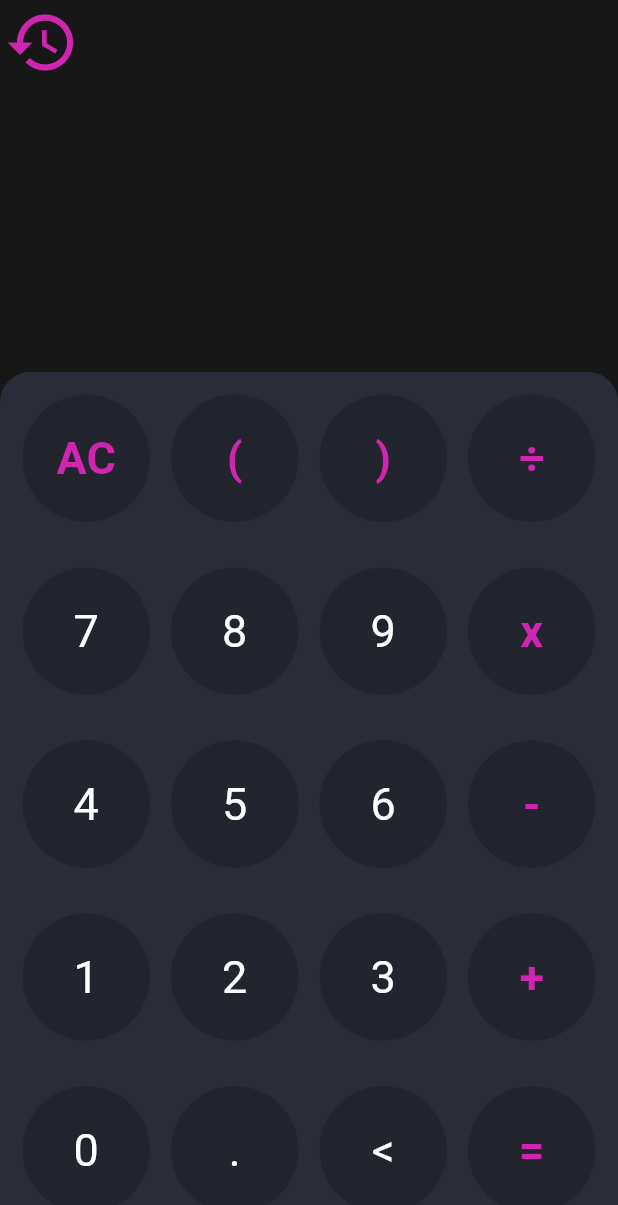
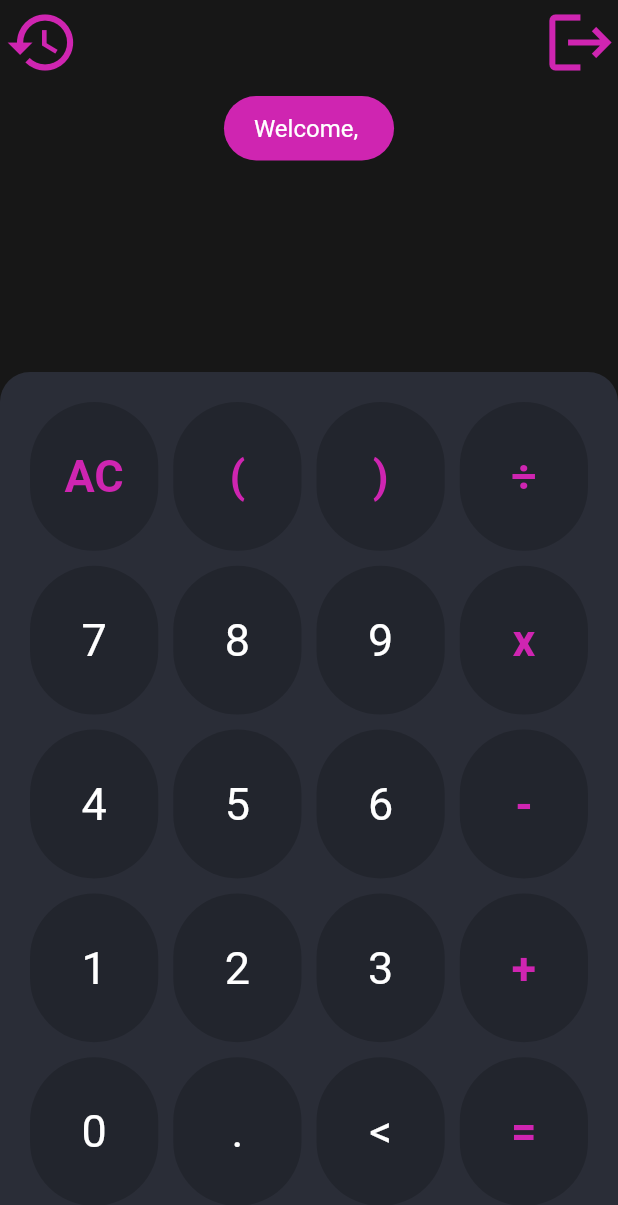
Before and after one commit to jsfsarkis/podeo-assignment_one, a Flutter app: the CalculatorScreen screen opened by its route, on a phone screen of 412 x 824 dp. Shown: the top 1205 px of the screen. Run offline on Flutter 3.47's test engine with Material 2 defaults, Android fonts, the phone set to English and light mode, and no system bars; our stand-ins replace bloc, device_preview, email_validator, flutter_bloc, flutter_svg, fluttertoast and 2 more.

Commit message:
fix ui bugs, add email validator, add welcome toast

```diff
--- a/lib/cubits/auth/login_cubit.dart
+++ b/lib/cubits/auth/login_cubit.dart
@@ -1,4 +1,5 @@
 import 'package:bloc/bloc.dart';
+import 'package:email_validator/email_validator.dart';
 import 'package:meta/meta.dart';
 import 'package:podeo_assignment_one/models/user_model.dart';
 
@@ -41,6 +42,9 @@ class LoginCubit extends Cubit<LoginState> {
     } else if (email.isEmpty) {
       emit(LoginValidationError(message: 'Email cannot be empty'));
       return false;
+    } else if (!EmailValidator.validate(email)) {
+      emit(LoginValidationError(message: 'Please enter a valid email address.'));
+      return false;
     } else if (password.isEmpty) {
       emit(LoginValidationError(message: 'Password cannot be empty'));
       return false;
--- a/lib/ui/screens/calculator_screen.dart
+++ b/lib/ui/screens/calculator_screen.dart
@@ -1,13 +1,36 @@
 import 'package:flutter/material.dart';
 import 'package:flutter_bloc/flutter_bloc.dart';
+import 'package:fluttertoast/fluttertoast.dart';
+import 'package:podeo_assignment_one/cubits/auth/user_cubit.dart';
 import 'package:podeo_assignment_one/cubits/calculator/calculator_cubit.dart';
+import 'package:podeo_assignment_one/models/user_model.dart';
+import 'package:podeo_assignment_one/ui/screens/login_screen.dart';
 import 'package:podeo_assignment_one/ui/theme/app_colors.dart';
 import 'package:podeo_assignment_one/ui/widgets/calculator_button.dart';
 
-class CalculatorScreen extends StatelessWidget {
+class CalculatorScreen extends StatefulWidget {
   static const String id = 'calculator_screen';
 
   const CalculatorScreen({Key? key}) : super(key: key);
+
+  @override
+  State<CalculatorScreen> createState() => _CalculatorScreenState();
+}
+
+class _CalculatorScreenState extends State<CalculatorScreen> {
+  @override
+  void initState() {
+    User user = BlocProvider.of<UserCubit>(context).state.user;
+    Fluttertoast.showToast(
+      msg: 'Welcome, ${user.fullName}',
+      toastLength: Toast.LENGTH_LONG,
+      gravity: ToastGravity.TOP,
+      backgroundColor: AppColors.accent,
+      textColor: Colors.white,
+      fontSize: 16.0,
+    );
+    super.initState();
+  }
 
   @override
   Widget build(BuildContext context) {
@@ -112,6 +135,21 @@ class CalculatorScreen extends StatelessWidget {
           );
         },
       ),
+      actions: [
+        GestureDetector(
+          onTap: () {
+            context.read<UserCubit>().logout();
+            context.read<CalculatorCubit>().reset();
+            context.read<CalculatorCubit>().clearHistory();
+            Navigator.pushNamedAndRemoveUntil(context, LoginScreen.id, (route) => false);
+          },
+          child: const Icon(
+            Icons.logout,
+            color: AppColors.accent,
+            size: 50,
+          ),
+        )
+      ],
     );
   }
 
@@ -167,7 +205,8 @@ class CalculatorScreen extends StatelessWidget {
           child: Column(
             mainAxisAlignment: MainAxisAlignment.spaceBetween,
             children: [
-              Row(
+              Expanded(
+                child: Row(
                   mainAxisAlignment: MainAxisAlignment.spaceBetween,
                   children: [
                     CalculatorButton(
@@ -200,7 +239,9 @@ class CalculatorScreen extends StatelessWidget {
                     ),
                   ],
                 ),
-              Row(
+              ),
+              Expanded(
+                child: Row(
                   mainAxisAlignment: MainAxisAlignment.spaceBetween,
                   children: [
                     CalculatorButton(
@@ -230,7 +271,9 @@ class CalculatorScreen extends StatelessWidget {
                     ),
                   ],
                 ),
-              Row(
+              ),
+              Expanded(
+                child: Row(
                   mainAxisAlignment: MainAxisAlignment.spaceBetween,
                   children: [
                     CalculatorButton(
@@ -260,7 +303,9 @@ class CalculatorScreen extends StatelessWidget {
                     ),
                   ],
                 ),
-              Row(
+              ),
+              Expanded(
+                child: Row(
                   mainAxisAlignment: MainAxisAlignment.spaceBetween,
                   children: [
                     CalculatorButton(
@@ -290,7 +335,9 @@ class CalculatorScreen extends StatelessWidget {
                     ),
                   ],
                 ),
-              Row(
+              ),
+              Expanded(
+                child: Row(
                   mainAxisAlignment: MainAxisAlignment.spaceBetween,
                   children: [
                     CalculatorButton(
@@ -320,6 +367,7 @@ class CalculatorScreen extends StatelessWidget {
                     ),
                   ],
                 ),
+              ),
             ],
           ),
         ),
--- a/lib/ui/screens/login_screen.dart
+++ b/lib/ui/screens/login_screen.dart
@@ -124,6 +124,7 @@ class LoginScreen extends StatelessWidget {
     return AuthTextField(
       label: 'Full Name',
       hintText: 'Enter your full name...',
+      textCapitalization: TextCapitalization.words,
       onChanged: (value) {
         context.read<LoginCubit>().setFullName(value);
       },
@@ -134,6 +135,7 @@ class LoginScreen extends StatelessWidget {
     return AuthTextField(
       label: 'Email',
       hintText: 'Enter your email...',
+      textInputType: TextInputType.emailAddress,
       onChanged: (value) {
         context.read<LoginCubit>().setEmail(value);
       },
--- a/lib/ui/widgets/calculator_button.dart
+++ b/lib/ui/widgets/calculator_button.dart
@@ -13,19 +13,25 @@ class CalculatorButton extends StatelessWidget {
 
   @override
   Widget build(BuildContext context) {
-    return GestureDetector(
+    return Expanded(
+      child: GestureDetector(
         onTap: onTap,
+        child: Padding(
+          padding: const EdgeInsets.all(5),
           child: Container(
-        height: 85,
-        width: 85,
+            height: 200,
+            width: 200,
             decoration: BoxDecoration(
               color: const Color(0xFF22252D),
-          borderRadius: BorderRadius.circular(50),
+              borderRadius: BorderRadius.circular(10000),
             ),
             child: Center(
               child: Text(
                 label,
-            style: TextStyle(color: labelColor ?? Colors.white, fontSize: 30, fontWeight: (labelColor != null) ? FontWeight.bold : FontWeight.normal),
+                style: TextStyle(
+                    color: labelColor ?? Colors.white, fontSize: 30, fontWeight: (labelColor != null) ? FontWeight.bold : FontWeight.normal),
+              ),
+            ),
           ),
         ),
       ),
--- a/pubspec.yaml
+++ b/pubspec.yaml
@@ -20,6 +20,8 @@ dependencies:
   math_expressions: ^2.3.0
   flutter_svg: ^1.0.3
   path_provider: ^2.0.9
+  device_preview: ^1.0.0
+  email_validator: ^2.0.1
 
 dev_dependencies:
   flutter_test:
```
Also changed, not shown: lib/main.dart (+11 -1 lines), lib/ui/widgets/auth_textfield.dart (+7 -0 lines), pubspec.lock. Lines whose indentation alone changed are shown as unchanged.
